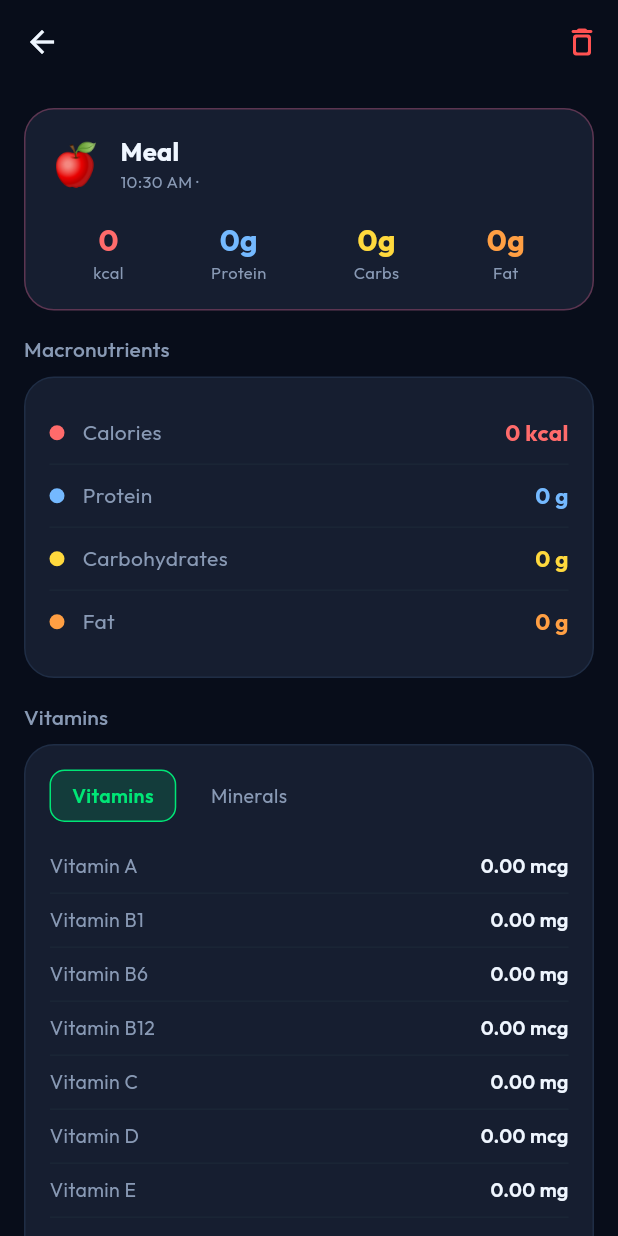
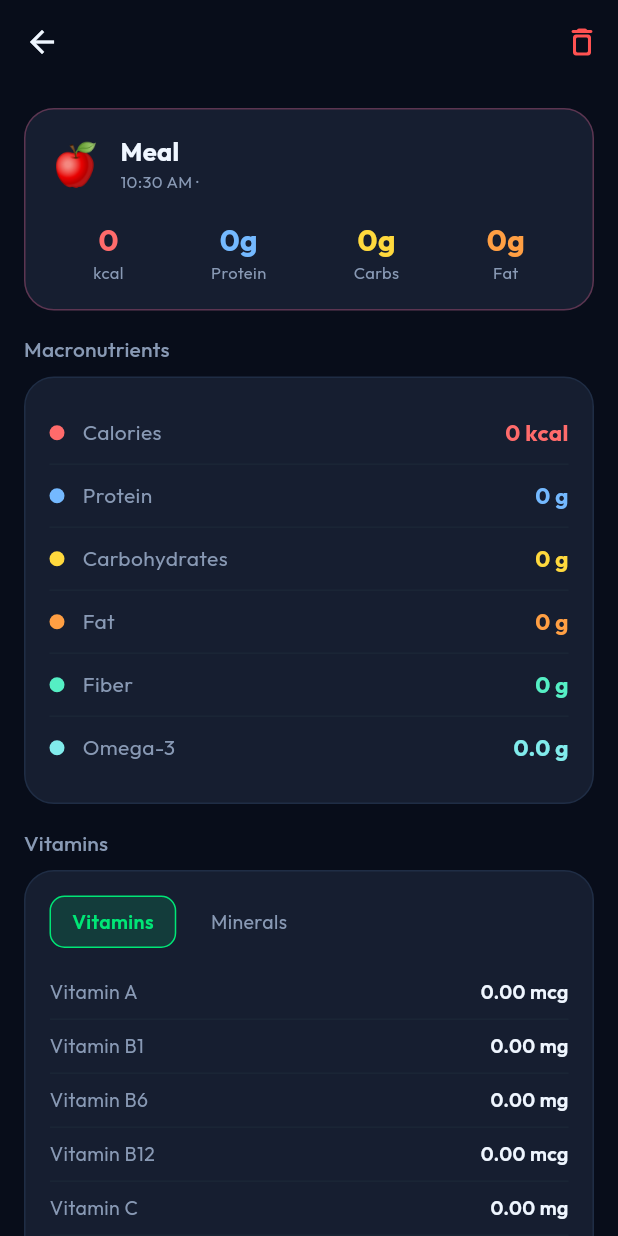
Before and after one commit to akcodevm-rgb/nutesia, a Flutter app: the FoodDetailScreen screen opened directly with empty values, on a phone screen of 412 x 824 dp. Run offline on Flutter 3.47's test engine with Material 3 defaults, Android fonts, the phone set to English and light mode, and no system bars; drawn by our look-alikes of flutter_animate; our stand-ins replace firebase_analytics, firebase_auth, firebase_core, flutter_dotenv, gap, google_fonts and 3 more; missing offline and left inert: model_viewer_plus; accounts and stored records are empty; network calls fail.

Commit message:
Track fiber and omega-3 for meals and daily targets
The nutrition model had no fiber or omega-3 fields, so values from the
server were dropped. Foods, entries, daily totals and targets now carry
both; the home summary shows Fiber and Omega-3 progress, and the food
detail and profile targets list them.

Co-Authored-By: Claude Opus 5.5 <noreply@anthropic.com>

```diff
--- a/nutesia/lib/core/services/ai_service.dart
+++ b/nutesia/lib/core/services/ai_service.dart
@@ -95,6 +95,8 @@ class AIService {
           protein: _number(item['protein']),
           carbs: _number(item['carbs']),
           fat: _number(item['fat']),
+          fiber: _number(item['fiber']),
+          omega3: _number(item['omega3']),
           vitamins: _vitamins(item['vitamins'] as Map<String, dynamic>?),
           minerals: _minerals(item['minerals'] as Map<String, dynamic>?),
         ),
--- a/nutesia/lib/core/theme/app_theme.dart
+++ b/nutesia/lib/core/theme/app_theme.dart
@@ -38,6 +38,8 @@ class AppTheme {
   static const Color proteinColor = Color(0xFF74B9FF);
   static const Color carbsColor = Color(0xFFFFD93D);
   static const Color fatColor = Color(0xFFFF9F43);
+  static const Color fiberColor = Color(0xFF55EFC4);
+  static const Color omega3Color = Color(0xFF81ECEC);
 
   static Color mealColor(String meal) {
     switch (meal.toLowerCase()) {
--- a/nutesia/lib/features/food_log/screens/food_detail_screen.dart
+++ b/nutesia/lib/features/food_log/screens/food_detail_screen.dart
@@ -244,8 +244,11 @@ class _MacroGrid extends StatelessWidget {
               AppTheme.proteinColor),
           _DetailRow('Carbohydrates', '${nutrition.carbs.round()} g',
               AppTheme.carbsColor),
-          _DetailRow(
-              'Fat', '${nutrition.fat.round()} g', AppTheme.fatColor,
+          _DetailRow('Fat', '${nutrition.fat.round()} g', AppTheme.fatColor),
+          _DetailRow('Fiber', '${nutrition.fiber.round()} g',
+              AppTheme.fiberColor),
+          _DetailRow('Omega-3', '${nutrition.omega3.toStringAsFixed(1)} g',
+              AppTheme.omega3Color,
               isLast: true),
         ],
       ),
--- a/nutesia/lib/features/profile/screens/profile_screen.dart
+++ b/nutesia/lib/features/profile/screens/profile_screen.dart
@@ -434,6 +434,16 @@ class _ProfileContent extends StatelessWidget {
                     'Fat',
                     '${activeMember!.dailyTargets.fat.round()} g',
                     AppTheme.fatColor,
+                  ),
+                  _TargetRow(
+                    'Fiber',
+                    '${activeMember!.dailyTargets.fiber.round()} g',
+                    AppTheme.fiberColor,
+                  ),
+                  _TargetRow(
+                    'Omega-3',
+                    '${activeMember!.dailyTargets.omega3.toStringAsFixed(1)} g',
+                    AppTheme.omega3Color,
                     isLast: true,
                   ),
                 ],
@@ -507,6 +517,7 @@ class _ProfileContent extends StatelessWidget {
                 '• Pediatric Energy: Schofield (1985) + DRI Growth Allowance\n'
                 '• Nutrients: National Academies Dietary Reference Intakes (DRI)\n'
                 '• Dietary Fiber: WHO (2023) Healthy Diet & DRI Guidelines\n'
+                '• Omega-3: DRI Adequate Intake for ALA (NIH Office of Dietary Supplements)\n'
                 '• Hydration: Holliday-Segar & 35ml/kg Fluid Standards',
                 style: TextStyle(color: AppTheme.textSecondary, fontSize: 11, height: 1.45),
               ),
--- a/nutesia/lib/shared/models/nutrition_model.dart
+++ b/nutesia/lib/shared/models/nutrition_model.dart
@@ -121,6 +121,8 @@ class NutritionData {
   final double protein; // g
   final double carbs; // g
   final double fat; // g
+  final double fiber; // g
+  final double omega3; // g, ALA + EPA + DHA
   final Vitamins vitamins;
   final Minerals minerals;
 
@@ -129,6 +131,8 @@ class NutritionData {
     this.protein = 0,
     this.carbs = 0,
     this.fat = 0,
+    this.fiber = 0,
+    this.omega3 = 0,
     this.vitamins = const Vitamins(),
     this.minerals = const Minerals(),
   });
@@ -138,6 +142,8 @@ class NutritionData {
         protein: _toDouble(json['protein']),
         carbs: _toDouble(json['carbs']),
         fat: _toDouble(json['fat']),
+        fiber: _toDouble(json['fiber']),
+        omega3: _toDouble(json['omega3']),
         vitamins: json['vitamins'] != null
             ? Vitamins.fromJson(json['vitamins'] as Map<String, dynamic>)
             : const Vitamins(),
@@ -151,6 +157,8 @@ class NutritionData {
         'protein': protein,
         'carbs': carbs,
         'fat': fat,
+        'fiber': fiber,
+        'omega3': omega3,
         'vitamins': vitamins.toJson(),
         'minerals': minerals.toJson(),
       };
@@ -160,6 +168,8 @@ class NutritionData {
         protein: protein + o.protein,
         carbs: carbs + o.carbs,
         fat: fat + o.fat,
+        fiber: fiber + o.fiber,
+        omega3: omega3 + o.omega3,
         vitamins: vitamins + o.vitamins,
         minerals: minerals + o.minerals,
       );
@@ -169,6 +179,8 @@ class NutritionData {
         protein: protein * factor,
         carbs: carbs * factor,
         fat: fat * factor,
+        fiber: fiber * factor,
+        omega3: omega3 * factor,
         vitamins: Vitamins(
           vitaminA: vitamins.vitaminA * factor,
           vitaminB1: vitamins.vitaminB1 * factor,
```
Also changed, not shown: nutesia/lib/core/utils/bmi_utils.dart (+13 -0 lines), nutesia/lib/features/home/widgets/daily_summary_card.dart (+29 -3 lines), 1 other file.
